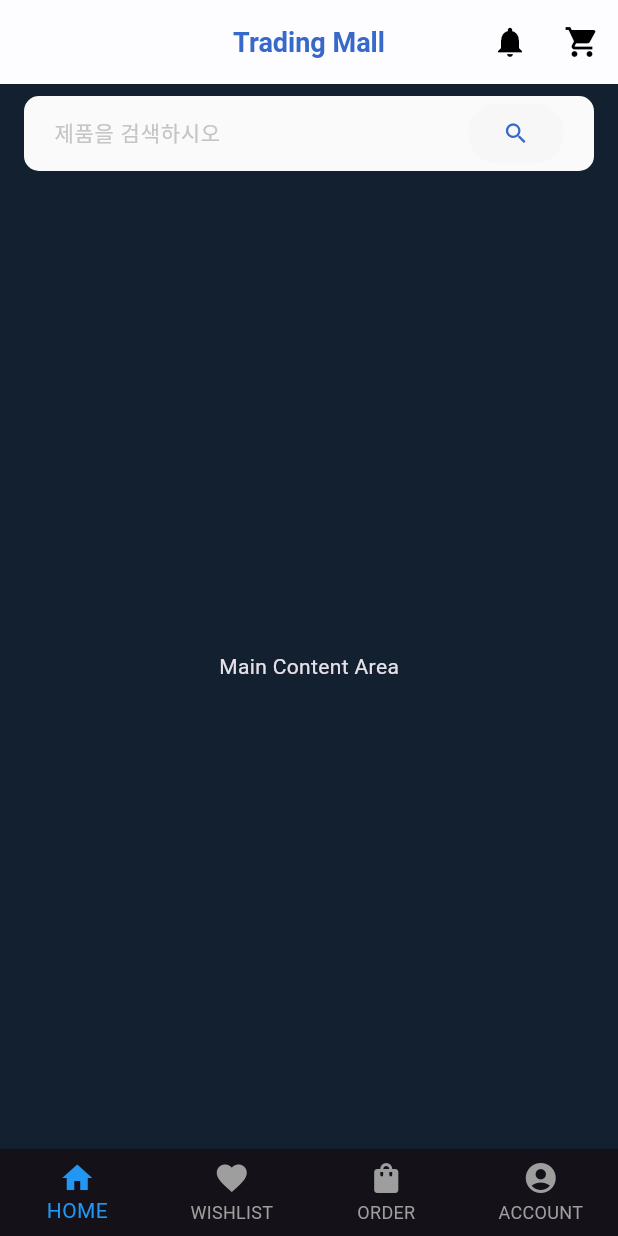
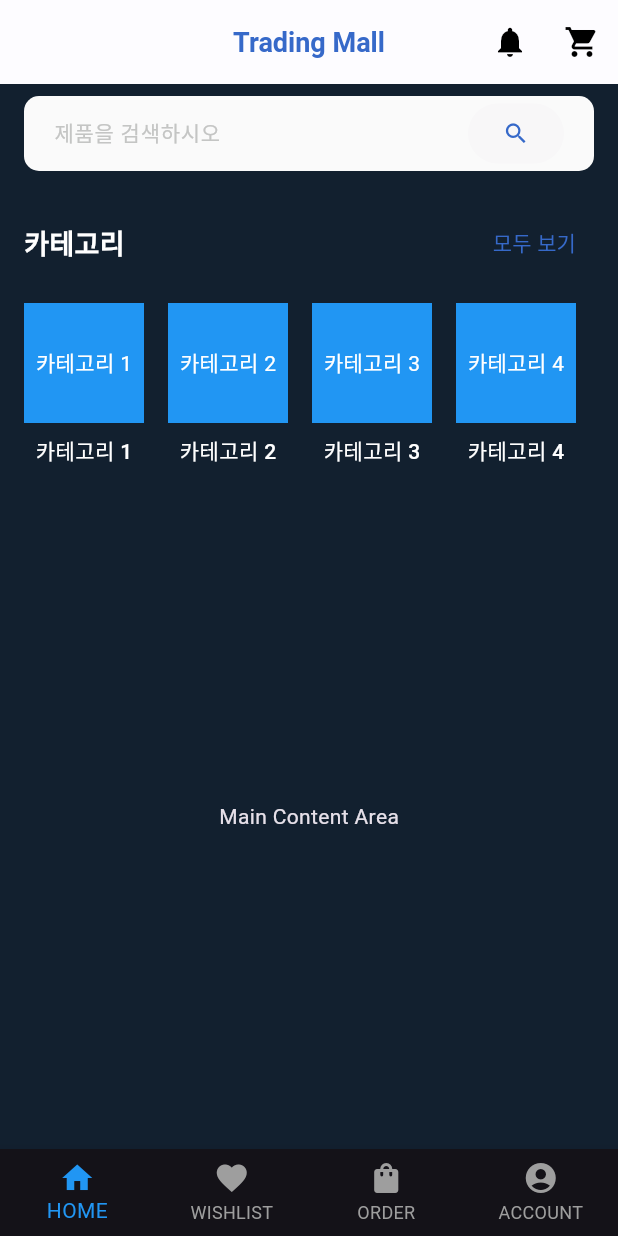
Before and after one commit to 001014k/trading-platform, a Flutter app: the screen it shows after launch, on a phone screen of 412 x 824 dp. Run offline on Flutter 3.47's test engine with Material 3 defaults, Android fonts, the phone set to English and light mode, and no system bars; Roboto replaces fonts that are missing (DM Sans).

Commit message:
20241015 (카테고리 섹션 추가)

```diff
--- a/lib/main.dart
+++ b/lib/main.dart
@@ -16,7 +16,7 @@ class FigmaToCodeApp extends StatelessWidget {
       home: Scaffold(
         appBar: AppBar(
           backgroundColor: Colors.white,
-          elevation: 1, // 그림자 효과
+          elevation: 1,
           title: Text(
             'Trading Mall',
             style: TextStyle(
@@ -26,7 +26,7 @@ class FigmaToCodeApp extends StatelessWidget {
               fontWeight: FontWeight.w700,
             ),
           ),
-          centerTitle: true, // 타이틀을 중앙에 위치시킴
+          centerTitle: true,
           actions: [
             IconButton(
               icon: Icon(Icons.notifications, color: Colors.black),
@@ -42,16 +42,17 @@ class FigmaToCodeApp extends StatelessWidget {
             ),
           ],
         ),
-        body: Column( // Column으로 변경
+        body: Column(
           children: [
-            // 앱바 바로 아래에 검색 상자 위치
             Padding(
-              padding: const EdgeInsets.symmetric(horizontal: 16, vertical: 8), // 적절한 패딩 추가
-              child: SearchBar(), // 검색 상자 추가
+              padding: const EdgeInsets.symmetric(horizontal: 16, vertical: 8),
+              child: SearchBar(),
             ),
+            const SizedBox(height: 16), // 검색 상자와 카테고리 섹션 사이의 간격
+            CategorySection(), // 카테고리 섹션 추가
             Expanded(
               child: Center(
-                child: Text('Main Content Area'), // 나머지 콘텐츠를 위한 영역
+                child: Text('Main Content Area'),
               ),
             ),
           ],
@@ -69,18 +70,18 @@ class SearchBar extends StatefulWidget {
 
 class _SearchBarState extends State<SearchBar> {
   final TextEditingController _controller = TextEditingController();
-  bool _isSearchActive = false; // 검색 활성화 상태
+  bool _isSearchActive = false;
 
   void _onSearchChanged(String value) {
     setState(() {
-      _isSearchActive = value.isNotEmpty; // 입력이 있을 경우 활성화
+      _isSearchActive = value.isNotEmpty;
     });
   }
 
   @override
   Widget build(BuildContext context) {
     return Container(
-      width: double.infinity, // 전체 너비 사용
+      width: double.infinity,
       height: 50,
       child: Row(
         mainAxisSize: MainAxisSize.min,
@@ -106,7 +107,7 @@ class _SearchBarState extends State<SearchBar> {
                     child: TextField(
                       style: TextStyle(color: Colors.black),
                       controller: _controller,
-                      onChanged: _onSearchChanged, // 입력 변화에 따라 상태 업데이트
+                      onChanged: _onSearchChanged,
                       decoration: InputDecoration(
                         hintText: '제품을 검색하시오',
                         hintStyle: TextStyle(
@@ -115,23 +116,22 @@ class _SearchBarState extends State<SearchBar> {
                           fontFamily: 'DM Sans',
                           fontWeight: FontWeight.w500,
                         ),
-                        border: InputBorder.none, // 기본 테두리 제거
+                        border: InputBorder.none,
                       ),
                     ),
                   ),
                   ElevatedButton(
                     style: ElevatedButton.styleFrom(
-                      padding: EdgeInsets.zero, // 기본 패딩 제거
-                      elevation: 0, // 그림자 효과 제거
-                      backgroundColor: Colors.transparent, // 배경 투명
+                      padding: EdgeInsets.zero,
+                      elevation: 0,
+                      backgroundColor: Colors.transparent,
                     ),
                     onPressed: _isSearchActive ? () {
-                      // 검색 버튼 클릭 시 동작 추가
                       print('Searching for: ${_controller.text}');
-                    } : null, // 비활성화 상태에서는 클릭 이벤트 없음
+                    } : null,
                     child: const Icon(
                       Icons.search,
-                      color: Color(0xFF3669C9), // 아이콘 색상
+                      color: Color(0xFF3669C9),
                     ),
                   ),
                 ],
@@ -161,7 +161,7 @@ class _BottomMenuState extends State<BottomMenu> {
   @override
   Widget build(BuildContext context) {
     return BottomNavigationBar(
-      type: BottomNavigationBarType.fixed, // 4개 이상의 버튼을 균일하게 표시
+      type: BottomNavigationBarType.fixed,
       currentIndex: _selectedIndex,
       onTap: _onItemTapped,
       items: const <BottomNavigationBarItem>[
@@ -187,3 +187,97 @@ class _BottomMenuState extends State<BottomMenu> {
     );
   }
 }
+
+class CategorySection extends StatelessWidget {
+  const CategorySection({super.key});
+
+  @override
+  Widget build(BuildContext context) {
+    return Padding(
+      padding: const EdgeInsets.symmetric(horizontal: 16),
+      child: Column(
+        crossAxisAlignment: CrossAxisAlignment.start, // 왼쪽 정렬
+        children: [
+          Row(
+            mainAxisAlignment: MainAxisAlignment.spaceBetween, // 좌우로 공간을 두기
+            children: [
+              Text(
+                '카테고리',
+                style: TextStyle(
+                  color: Colors.white,
+                  fontSize: 18,
+                  fontWeight: FontWeight.bold,
+                ),
+              ),
+              TextButton(
+                onPressed: () {
+                  // 모두 보기 클릭 시 동작
+                },
+                child: Text(
+                  '모두 보기',
+                  style: TextStyle(
+                    color: Color(0xFF3669C9),
+                    fontSize: 14,
+                  ),
+                ),
+              ),
+            ],
+          ),
+          const SizedBox(height: 16), // 카테고리와 제목 사이의 간격
+          SizedBox(
+            height: 120, // 카테고리 슬라이드의 높이
+            child: SingleChildScrollView(
+              scrollDirection: Axis.horizontal, // 가로로 스크롤
+              child: Row(
+                children: [
+                  CategoryItem(title: '카테고리 1'),
+                  SizedBox(width: 16), // 카테고리 사이의 간격
+                  CategoryItem(title: '카테고리 2'),
+                  SizedBox(width: 16),
+                  CategoryItem(title: '카테고리 3'),
+                  SizedBox(width: 16),
+                  CategoryItem(title: '카테고리 4'),
+                  SizedBox(width: 16),
+                  CategoryItem(title: '카테고리 5'),
+                ],
+              ),
+            ),
+          ),
+        ],
+      ),
+    );
+  }
+}
+
+class CategoryItem extends StatelessWidget {
+  final String title;
+
+  const CategoryItem({Key? key, required this.title}) : super(key: key);
+
+  @override
+  Widget build(BuildContext context) {
+    return Column(
+      children: [
+        Container(
+          width: 80,
+          height: 80,
+          color: Colors.blue,
+          child: Center(
+            child: Text(
+              title,
+              style: TextStyle(color: Colors.white),
+            ),
+          ),
+        ),
+        const SizedBox(height: 8), // 카테고리 제목과 상자 사이의 간격
+        Text(
+          title,
+          style: TextStyle(
+            color: Colors.white,
+            fontWeight: FontWeight.w500,
+          ),
+        ),
+      ],
+    );
+  }
+}
```
